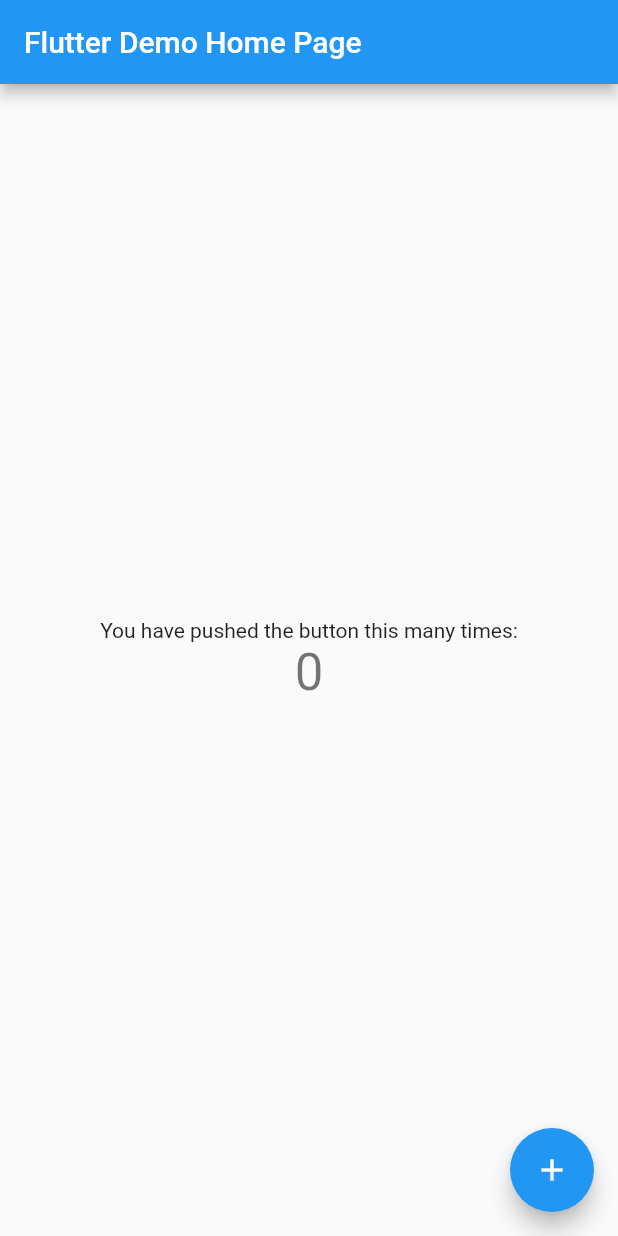
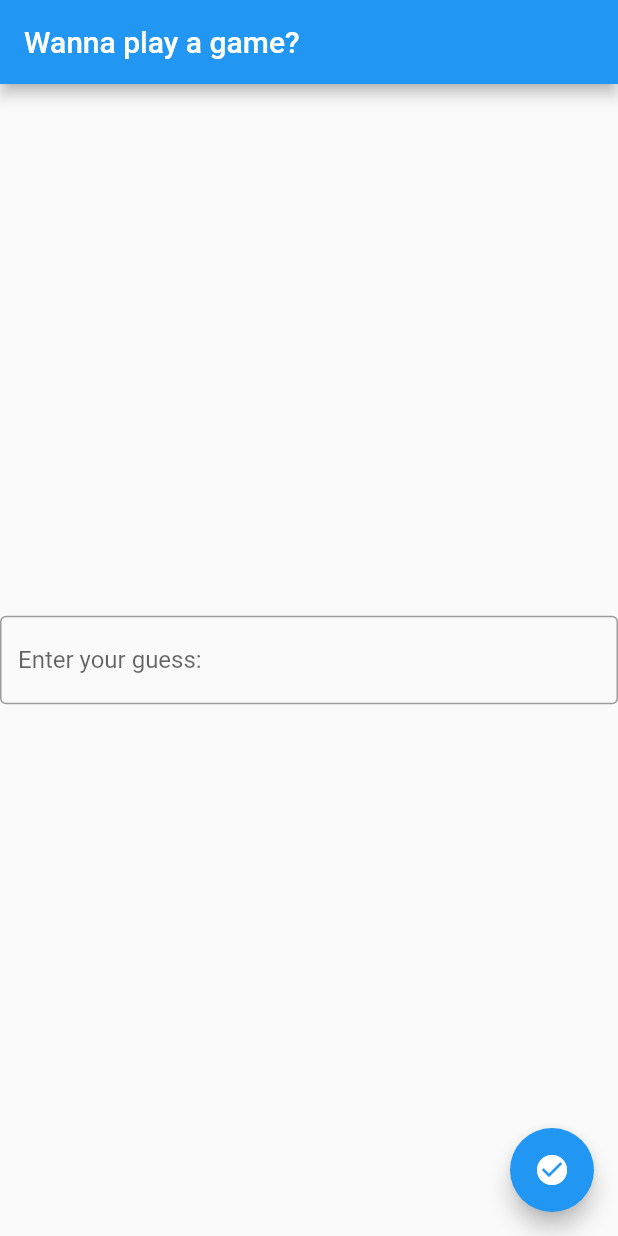
Before and after one commit to TeoChirileanu/GuessingGame.Flutter, a Flutter app: the screen it shows after launch, on a phone screen of 412 x 824 dp. Run offline on Flutter 3.47's test engine with Material 2 defaults, Android fonts, the phone set to English and light mode, and no system bars.

Commit message:
primitive alert dialog echo-ing user input

```diff
--- a/lib/main.dart
+++ b/lib/main.dart
@@ -1,64 +1,59 @@
 import 'package:flutter/material.dart';
 
-void main() {
-  runApp(MyApp());
-}
+void main() => runApp(MyApp());
 
 class MyApp extends StatelessWidget {
   @override
   Widget build(BuildContext context) {
     return MaterialApp(
-      title: 'Flutter Demo',
-      theme: ThemeData(
-        primarySwatch: Colors.blue,
-      ),
-      home: MyHomePage(title: 'Flutter Demo Home Page'),
+      title: "GuessingGame",
+      debugShowCheckedModeBanner: false,
+      home: GuessedNumberForm(),
     );
   }
 }
 
-class MyHomePage extends StatefulWidget {
-  MyHomePage({Key key, this.title}) : super(key: key);
+class GuessedNumberForm extends StatefulWidget {
+  @override
+  _GuessedNumberFormState createState() => _GuessedNumberFormState();
+}
 
-  final String title;
+class _GuessedNumberFormState extends State<GuessedNumberForm> {
+  final textEditingController = TextEditingController();
 
   @override
-  _MyHomePageState createState() => _MyHomePageState();
-}
-
-class _MyHomePageState extends State<MyHomePage> {
-  int _counter = 0;
-
-  void _incrementCounter() {
-    setState(() {
-      _counter++;
-    });
+  void dispose() {
+    textEditingController.dispose();
+    super.dispose();
   }
 
   @override
   Widget build(BuildContext context) {
     return Scaffold(
       appBar: AppBar(
-        title: Text(widget.title),
+        title: const Text("Wanna play a game?"),
       ),
       body: Center(
-        child: Column(
-          mainAxisAlignment: MainAxisAlignment.center,
-          children: <Widget>[
-            Text(
-              'You have pushed the button this many times:',
-            ),
-            Text(
-              '$_counter',
-              style: Theme.of(context).textTheme.headline4,
-            ),
-          ],
+        child: TextField(
+          decoration: InputDecoration(
+              border: OutlineInputBorder(),
+              labelText: "Enter your guess:"),
+          controller: textEditingController,
         ),
       ),
       floatingActionButton: FloatingActionButton(
-        onPressed: _incrementCounter,
-        tooltip: 'Increment',
-        child: Icon(Icons.add),
+        onPressed: () {
+          return showDialog(
+            context: context,
+            builder: (context) {
+              return AlertDialog(
+                content: Text("Your guess: ${textEditingController.text}"),
+              );
+            },
+          );
+        },
+        tooltip: "Click to check your guess!",
+        child: Icon(Icons.check_circle),
       ),
     );
   }
```
